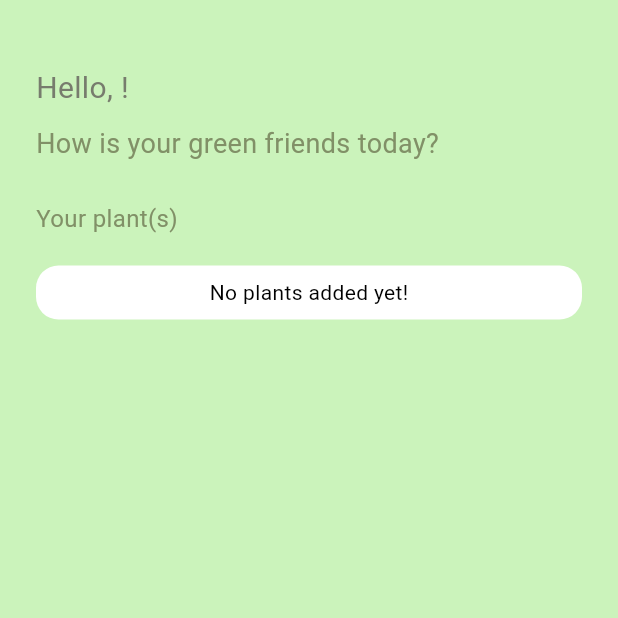
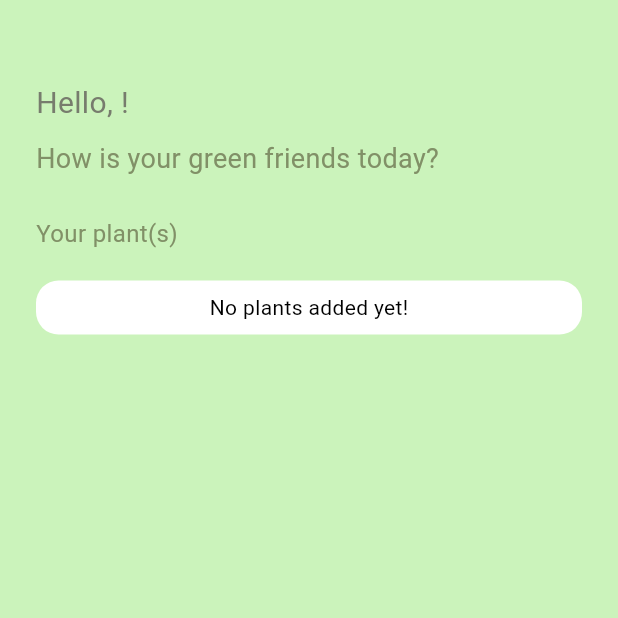
Before and after one commit to andraaae/a_green, a Flutter app: the HomePageAgreen screen opened directly, on a phone screen of 412 x 824 dp, the top half of it. Run offline on Flutter 3.47's test engine with Material 3 defaults, Android fonts, the phone set to English and light mode, and no system bars; our stand-ins replace fluttertoast, shared_preferences, sqflite; accounts and stored records are empty.

Commit message:
update (lagi)

```diff
--- a/lib/aGreen/view/home_page_agreen.dart
+++ b/lib/aGreen/view/home_page_agreen.dart
@@ -120,7 +120,7 @@ class _HomePageAgreenState extends State<HomePageAgreen> {
           child: Column(
             crossAxisAlignment: CrossAxisAlignment.start,
             children: [
-              SizedBox(height: 20),
+              SizedBox(height: 30),
               dataUser == null
                   ? CircularProgressIndicator()
                   : Text(
@@ -159,13 +159,22 @@ class _HomePageAgreenState extends State<HomePageAgreen> {
                             return ListTile(
                               title: Text(
                                 '${data.name}',
-                                style: TextStyle(fontSize: 18, color: Color(0xff748873)),
+                                style: TextStyle(
+                                  fontSize: 18,
+                                  color: Color(0xff748873),
+                                ),
                               ),
                               subtitle: Column(
                                 crossAxisAlignment: CrossAxisAlignment.start,
                                 children: [
-                                  Text('${data.plant}', style: TextStyle(color: Color(0xff748873)),),
-                                  Text('Water: ${data.frequency}', style: TextStyle(color: Color(0xff748873)),),
+                                  Text(
+                                    '${data.plant}',
+                                    style: TextStyle(color: Color(0xff748873)),
+                                  ),
+                                  Text(
+                                    'Water: ${data.frequency}',
+                                    style: TextStyle(color: Color(0xff748873)),
+                                  ),
                                   LinearProgressIndicator(
                                     borderRadius: BorderRadius.circular(11),
                                     backgroundColor: Color(0x80A6AD88),
```
Also changed, not shown: lib/aGreen/view/profile_agreen.dart (+8 -0 lines), lib/main.dart (+4 -7 lines), lib/aGreen/view/splash_screen.dart (line endings or trailing spaces).
